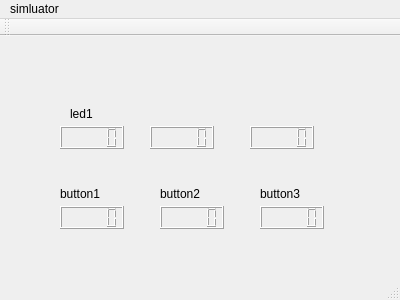
Before: the Qt Designer form simulator/simulator_gui/mainwindow.ui in ycfelix/robot-design-contest, drawn with Qt 5.
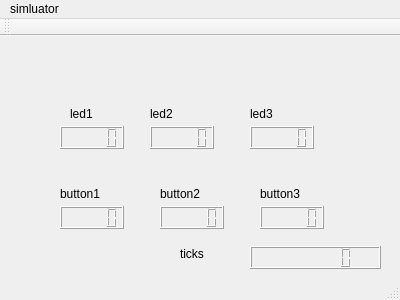
After: the same form once the commit is applied.

```diff
--- a/simulator/simulator_gui/mainwindow.ui
+++ b/simulator/simulator_gui/mainwindow.ui
@@ -126,6 +126,58 @@
      <string>led1</string>
     </property>
    </widget>
+   <widget class="QLabel" name="label_5">
+    <property name="geometry">
+     <rect>
+      <x>150</x>
+      <y>70</y>
+      <width>63</width>
+      <height>16</height>
+     </rect>
+    </property>
+    <property name="text">
+     <string>led2</string>
+    </property>
+   </widget>
+   <widget class="QLabel" name="label_6">
+    <property name="geometry">
+     <rect>
+      <x>250</x>
+      <y>70</y>
+      <width>63</width>
+      <height>16</height>
+     </rect>
+    </property>
+    <property name="text">
+     <string>led3</string>
+    </property>
+   </widget>
+   <widget class="QLCDNumber" name="lcdNumber_7">
+    <property name="geometry">
+     <rect>
+      <x>250</x>
+      <y>210</y>
+      <width>131</width>
+      <height>23</height>
+     </rect>
+    </property>
+    <property name="digitCount">
+     <number>7</number>
+    </property>
+   </widget>
+   <widget class="QLabel" name="label_7">
+    <property name="geometry">
+     <rect>
+      <x>180</x>
+      <y>210</y>
+      <width>63</width>
+      <height>16</height>
+     </rect>
+    </property>
+    <property name="text">
+     <string>ticks</string>
+    </property>
+   </widget>
   </widget>
   <widget class="QMenuBar" name="menuBar">
    <property name="geometry">
```
